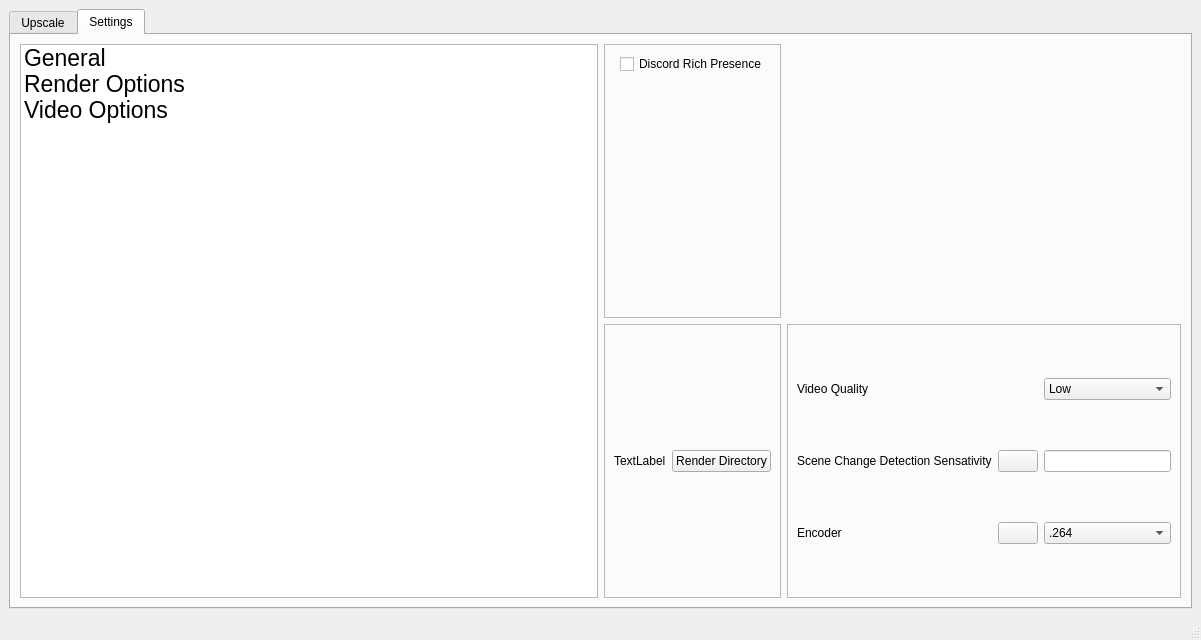
The window that mainwindow.ui (TNTwise/REAL-Video-Enhancer) describes before a commit, drawn with Qt 5.
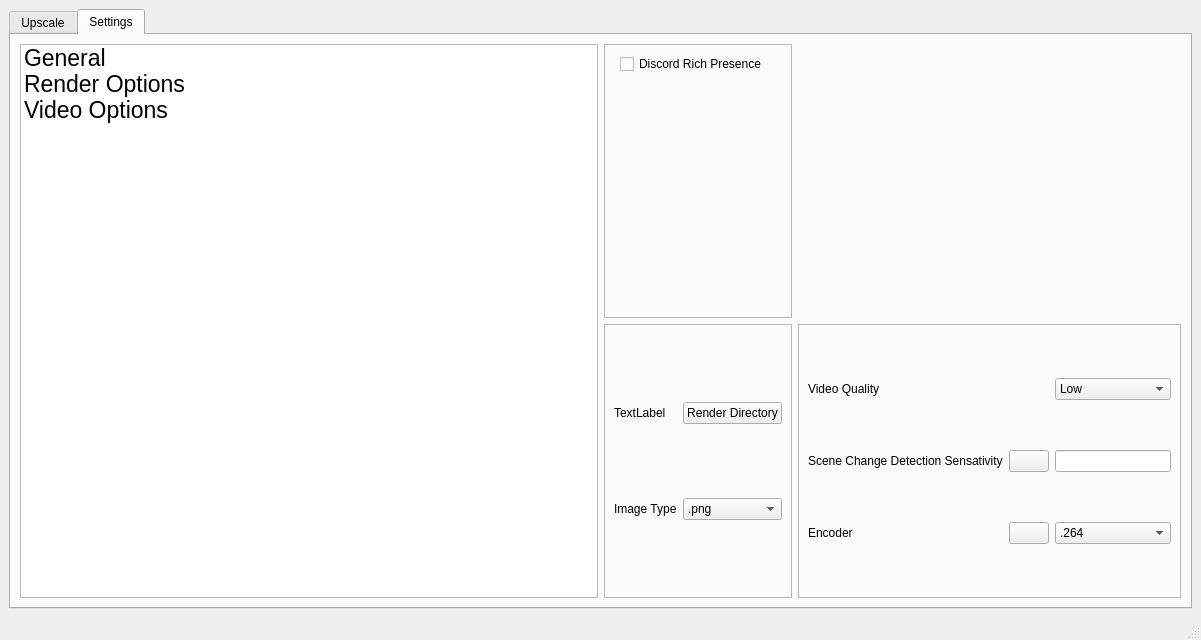
The same window after the commit. The open tabs and pages were chosen to show the change. Icons and pictures are not drawn.

```diff
--- a/mainwindow.ui
+++ b/mainwindow.ui
@@ -408,6 +408,32 @@
                  </property>
                 </widget>
                </item>
+               <item row="2" column="3">
+                <widget class="QLabel" name="label_4">
+                 <property name="text">
+                  <string>Image Type</string>
+                 </property>
+                </widget>
+               </item>
+               <item row="2" column="4">
+                <widget class="QComboBox" name="imageComboBox">
+                 <item>
+                  <property name="text">
+                   <string>.png</string>
+                  </property>
+                 </item>
+                 <item>
+                  <property name="text">
+                   <string>.jpg</string>
+                  </property>
+                 </item>
+                 <item>
+                  <property name="text">
+                   <string>.webp</string>
+                  </property>
+                 </item>
+                </widget>
+               </item>
               </layout>
              </widget>
             </item>
```
Left out of the diff: 2 changed lines with no effect on the pictures.
